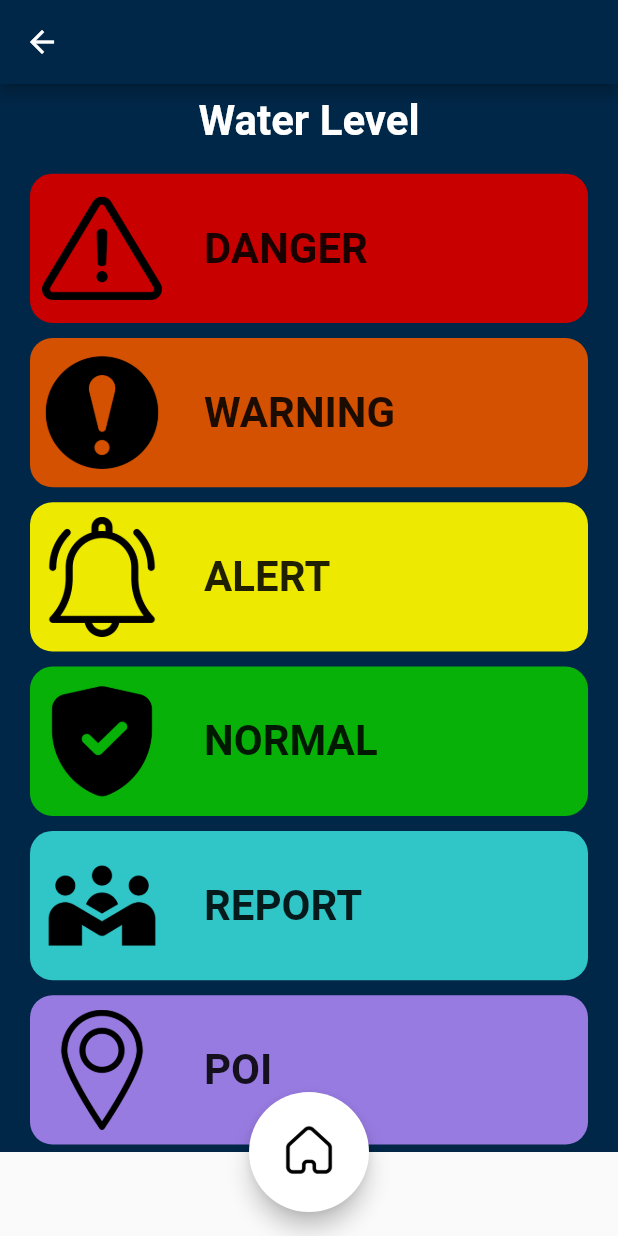
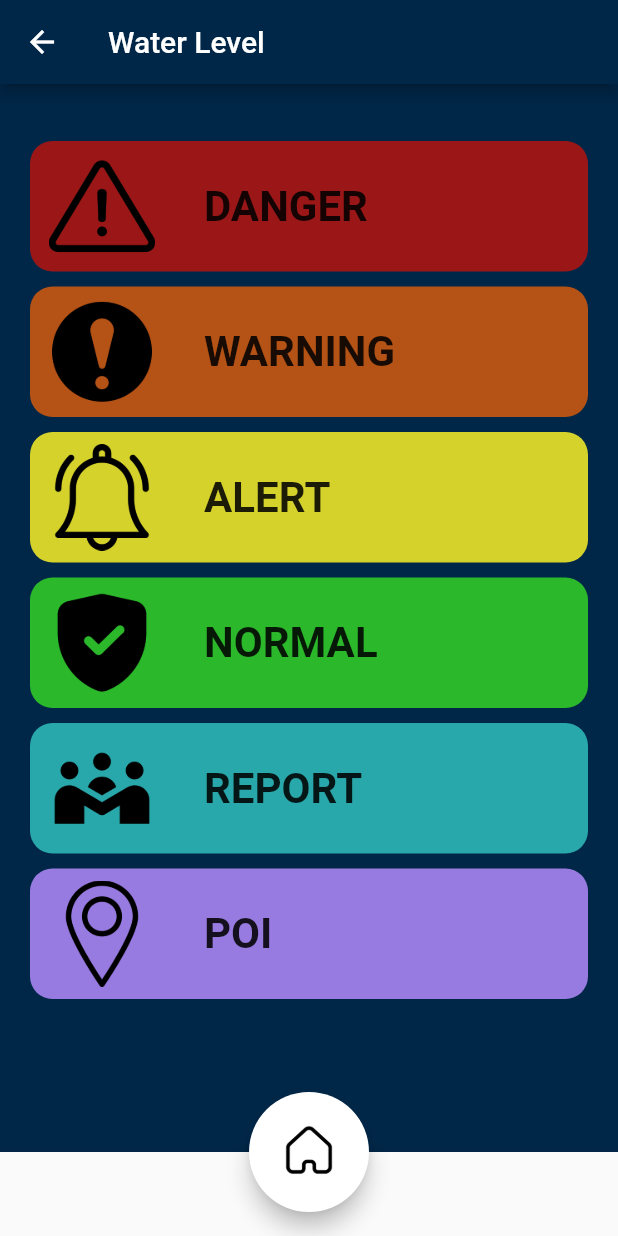
Before and after one commit to FirdausKhamid/Bah_Project_CAT304, a Flutter app: the screen it shows after launch, after a tap on "Flood Hotspot", on a phone screen of 412 x 824 dp. Run offline on Flutter 3.47's test engine with Material 2 defaults, Android fonts, the phone set to English and light mode, and no system bars; our stand-ins replace cloud_firestore, firebase_core, firebase_database, firebase_storage, flutter_local_notifications, geocoding and 3 more; missing offline and left inert: geocoder; accounts and stored records are empty.

Commit message:
Beautified UI/UX and added alert box

```diff
--- a/lib/screens/general/emergency/contact_widget.dart
+++ b/lib/screens/general/emergency/contact_widget.dart
@@ -26,10 +26,14 @@ class _ContactTileState extends State<ContactTile> {
   Widget build(BuildContext context) {
     print(widget.imgUrl);
     return Padding(
-      padding: const EdgeInsets.fromLTRB(0, 0, 0, 0),
+      padding: const EdgeInsets.fromLTRB(0, 0, 0, 5),
       child: InkWell(
         child: ListTile(
           tileColor: Colors.white,
+          shape: RoundedRectangleBorder(
+            side: BorderSide(width: 2),
+            borderRadius: BorderRadius.circular(15),
+          ),
           contentPadding: EdgeInsets.all(3),
           leading: Container(
             width: 50,
--- a/lib/screens/general/emergency/emergency_call.dart
+++ b/lib/screens/general/emergency/emergency_call.dart
@@ -56,7 +56,7 @@ class _EmergencyCallState extends State<EmergencyCall> {
       backgroundColor: const Color.fromRGBO(1, 39, 72, 1.0),
 
       body: ListView.builder(
-          padding: const EdgeInsets.all(8),
+          padding: const EdgeInsets.all(10),
           itemCount: entries.length,
           itemBuilder: (BuildContext context, int index) {
             // ignore: prefer_const_constructors
--- a/lib/screens/general/waterlevel/alert.dart
+++ b/lib/screens/general/waterlevel/alert.dart
@@ -85,7 +85,7 @@ class AlertListState extends State<AlertList> {
       }
       return Scaffold(
         appBar: AppBar(
-          title: const Text('Location'),
+          title: const Text('Alert'),
         ),
         body: ListView.builder(
             padding: const EdgeInsets.all(8),
--- a/lib/screens/general/waterlevel/danger.dart
+++ b/lib/screens/general/waterlevel/danger.dart
@@ -67,7 +67,7 @@ class DangerState extends State<Danger> {
 
       return Scaffold(
         appBar: AppBar(
-          title: const Text('Location'),
+          title: const Text('Danger'),
         ),
         body: ListView.builder(
             padding: const EdgeInsets.all(8),
--- a/lib/screens/general/waterlevel/normal.dart
+++ b/lib/screens/general/waterlevel/normal.dart
@@ -65,7 +65,7 @@ class NormalListState extends State<NormalList> {
       }
       return Scaffold(
         appBar: AppBar(
-          title: const Text('Location1'),
+          title: const Text('Normal'),
         ),
         body: ListView.builder(
             padding: const EdgeInsets.all(8),
--- a/lib/screens/general/waterlevel/warning.dart
+++ b/lib/screens/general/waterlevel/warning.dart
@@ -63,7 +63,7 @@ class WarningListState extends State<WarningList> {
       }
       return Scaffold(
         appBar: AppBar(
-          title: const Text('Location'),
+          title: const Text('Warning'),
         ),
         body: ListView.builder(
             padding: const EdgeInsets.all(8),
--- a/lib/screens/general/waterlevel/waterlevel.dart
+++ b/lib/screens/general/waterlevel/waterlevel.dart
@@ -23,17 +23,19 @@ class _WaterLevelState extends State<WaterLevel> {
   Widget build(BuildContext context) {
     // print(ref);
     return Scaffold(
-      appBar: AppBar(),
+      appBar: AppBar(
+        title: const Text('Water Level'),
+      ),
       backgroundColor: const Color.fromRGBO(1, 39, 72, 1.0),
 
       body: Center(
           child: Column(
         children: [
           const Expanded(
-            flex: 2,
+            flex: 0,
             child: Padding(
-              padding: EdgeInsets.all(8.0),
-              child: Text('Water Level',
+              padding: EdgeInsets.fromLTRB(0, 0, 0, 0),
+              child: Text('',
                   textScaleFactor: 2,
                   style: TextStyle(
                     fontWeight: FontWeight.bold,
@@ -42,7 +44,7 @@ class _WaterLevelState extends State<WaterLevel> {
             ),
           ),
           Expanded(
-            flex: 4,
+            flex: 2,
             child: Padding(
               padding: const EdgeInsets.fromLTRB(20, 5, 20, 5),
               child: InkWell(
@@ -54,7 +56,7 @@ class _WaterLevelState extends State<WaterLevel> {
                 },
                 child: Container(
                   decoration: BoxDecoration(
-                      color: Color.fromARGB(255, 200, 0, 0),
+                      color: Color.fromARGB(255, 155, 23, 23),
                       borderRadius: BorderRadius.circular(15)),
                   child: Row(
                     children: [
@@ -80,7 +82,7 @@ class _WaterLevelState extends State<WaterLevel> {
             ),
           ),
           Expanded(
-            flex: 4,
+            flex: 2,
             child: Padding(
               padding: const EdgeInsets.fromLTRB(20, 5, 20, 5),
               child: InkWell(
@@ -93,7 +95,7 @@ class _WaterLevelState extends State<WaterLevel> {
                 },
                 child: Container(
                   decoration: BoxDecoration(
-                      color: Color.fromARGB(255, 211, 81, 0),
+                      color: Color.fromARGB(255, 181, 82, 21),
                       borderRadius: BorderRadius.circular(15)),
                   child: Row(
                     children: [
@@ -119,7 +121,7 @@ class _WaterLevelState extends State<WaterLevel> {
             ),
           ),
           Expanded(
-            flex: 4,
+            flex: 2,
             child: Padding(
               padding: const EdgeInsets.fromLTRB(20, 5, 20, 5),
               child: InkWell(
@@ -131,7 +133,7 @@ class _WaterLevelState extends State<WaterLevel> {
                 },
                 child: Container(
                   decoration: BoxDecoration(
-                      color: Color.fromARGB(255, 237, 233, 0),
+                      color: Color.fromARGB(255, 213, 210, 43),
                       borderRadius: BorderRadius.circular(15)),
                   child: Row(
                     children: [
@@ -157,7 +159,7 @@ class _WaterLevelState extends State<WaterLevel> {
             ),
           ),
           Expanded(
-            flex: 4,
+            flex: 2,
             child: Padding(
               padding: const EdgeInsets.fromLTRB(20, 5, 20, 5),
               child: InkWell(
@@ -169,7 +171,7 @@ class _WaterLevelState extends State<WaterLevel> {
                 },
                 child: Container(
                   decoration: BoxDecoration(
-                      color: Color.fromARGB(255, 8, 177, 8),
+                      color: Color.fromARGB(255, 43, 185, 43),
                       borderRadius: BorderRadius.circular(15)),
                   child: Row(
                     children: [
@@ -195,7 +197,7 @@ class _WaterLevelState extends State<WaterLevel> {
             ),
           ),
           Expanded(
-            flex: 4,
+            flex: 2,
             child: Padding(
               padding: const EdgeInsets.fromLTRB(20, 5, 20, 5),
               child: InkWell(
@@ -207,7 +209,7 @@ class _WaterLevelState extends State<WaterLevel> {
                 },
                 child: Container(
                   decoration: BoxDecoration(
-                      color: Color.fromARGB(255, 48, 197, 199),
+                      color: Color.fromARGB(255, 40, 168, 170),
                       borderRadius: BorderRadius.circular(15)),
                   child: Row(
                     children: [
@@ -233,7 +235,7 @@ class _WaterLevelState extends State<WaterLevel> {
             ),
           ),
           Expanded(
-            flex: 4,
+            flex: 2,
             child: Padding(
               padding: const EdgeInsets.fromLTRB(20, 5, 20, 5),
               child: InkWell(
@@ -270,6 +272,39 @@ class _WaterLevelState extends State<WaterLevel> {
               ),
             ),
           ),
+          Expanded(
+            flex: 2,
+            child: Padding(
+              padding: const EdgeInsets.fromLTRB(20, 5, 20, 5),
+              child: InkWell(
+                onTap: () {},
+                child: Container(
+                  decoration: BoxDecoration(
+                      color: Color.fromRGBO(1, 39, 72, 1.0),
+                      borderRadius: BorderRadius.circular(15)),
+                  child: Row(
+                    children: [
+                      Padding(
+                        padding: const EdgeInsets.all(8.0),
+                        child: Image.asset(
+                          'assets/communityicon.png',
+                          width: 0,
+                        ),
+                      ),
+                      const Padding(
+                        padding: EdgeInsets.fromLTRB(20, 8, 8, 8),
+                        child: Text('',
+                            textScaleFactor: 2,
+                            style: TextStyle(
+                              fontWeight: FontWeight.bold,
+                            )),
+                      )
+                    ],
+                  ),
+                ),
+              ),
+            ),
+          ),
         ],
       )),
 
```
Also changed, not shown: lib/screens/general/flood_tips/floodtips.dart (+6 -4 lines), lib/screens/general/waterlevel/create_report.dart (+40 -1 lines), lib/screens/general/waterlevel/report.dart (+2 -6 lines), pubspec.lock.
